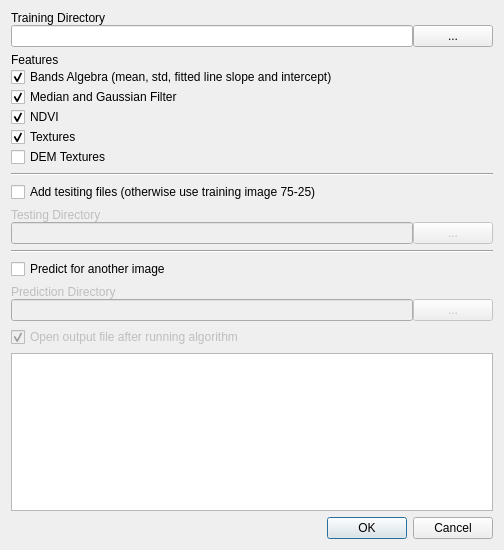
Above: Lumberjack_dialog_base.ui from carobrus/lumberjack_qgis_plugin before the change. Below: the same form after it.
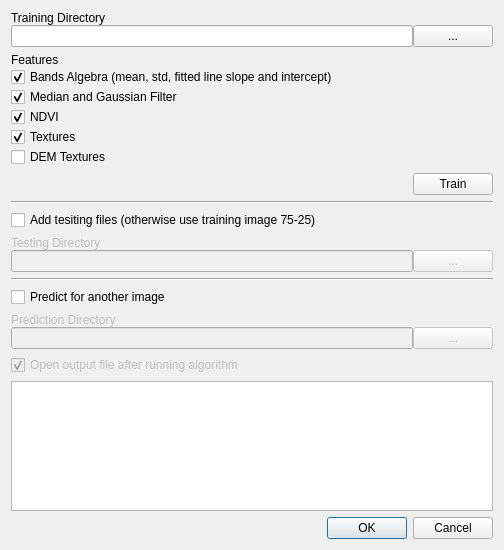
That is the form after the change.

The edit to the form file:
```diff
--- a/Lumberjack_dialog_base.ui
+++ b/Lumberjack_dialog_base.ui
@@ -26,7 +26,46 @@
    <string>Lumberjack</string>
   </property>
   <layout class="QGridLayout" name="gridLayout">
-   <item row="24" column="0">
+   <item row="0" column="0">
+    <layout class="QVBoxLayout" name="verticalLayout_training_directory">
+     <property name="spacing">
+      <number>0</number>
+     </property>
+     <item>
+      <widget class="QLabel" name="label_trainingDirectory">
+       <property name="text">
+        <string>Training Directory</string>
+       </property>
+      </widget>
+     </item>
+     <item>
+      <layout class="QHBoxLayout" name="horizontalLayout_2">
+       <item>
+        <widget class="QLineEdit" name="lineEdit_trainingDirectory">
+         <property name="text">
+          <string/>
+         </property>
+        </widget>
+       </item>
+       <item>
+        <widget class="QPushButton" name="pushButton_trainingDirectory">
+         <property name="text">
+          <string>...</string>
+         </property>
+        </widget>
+       </item>
+      </layout>
+     </item>
+    </layout>
+   </item>
+   <item row="4" column="0">
+    <widget class="Line" name="line">
+     <property name="orientation">
+      <enum>Qt::Horizontal</enum>
+     </property>
+    </widget>
+   </item>
+   <item row="26" column="0">
     <widget class="QPlainTextEdit" name="plainTextEdit">
      <property name="font">
       <font>
@@ -38,14 +77,7 @@
      </property>
     </widget>
    </item>
-   <item row="2" column="0">
-    <widget class="Line" name="line">
-     <property name="orientation">
-      <enum>Qt::Horizontal</enum>
-     </property>
-    </widget>
-   </item>
-   <item row="14" column="0">
+   <item row="16" column="0">
     <layout class="QVBoxLayout" name="verticalLayout_img_predict">
      <property name="spacing">
       <number>0</number>
@@ -156,39 +188,7 @@
      </item>
     </layout>
    </item>
-   <item row="0" column="0">
-    <layout class="QVBoxLayout" name="verticalLayout_training_directory">
-     <property name="spacing">
-      <number>0</number>
-     </property>
-     <item>
-      <widget class="QLabel" name="label_trainingDirectory">
-       <property name="text">
-        <string>Training Directory</string>
-       </property>
-      </widget>
-     </item>
-     <item>
-      <layout class="QHBoxLayout" name="horizontalLayout_2">
-       <item>
-        <widget class="QLineEdit" name="lineEdit_trainingDirectory">
-         <property name="text">
-          <string/>
-         </property>
-        </widget>
-       </item>
-       <item>
-        <widget class="QPushButton" name="pushButton_trainingDirectory">
-         <property name="text">
-          <string>...</string>
-         </property>
-        </widget>
-       </item>
-      </layout>
-     </item>
-    </layout>
-   </item>
-   <item row="5" column="0">
+   <item row="7" column="0">
     <layout class="QVBoxLayout" name="verticalLayout_img_testing">
      <property name="spacing">
       <number>0</number>
@@ -226,40 +226,6 @@
      </item>
     </layout>
    </item>
-   <item row="10" column="0">
-    <widget class="Line" name="line_2">
-     <property name="orientation">
-      <enum>Qt::Horizontal</enum>
-     </property>
-    </widget>
-   </item>
-   <item row="21" column="0">
-    <layout class="QVBoxLayout" name="verticalLayout_output_file">
-     <property name="spacing">
-      <number>0</number>
-     </property>
-     <item>
-      <widget class="QCheckBox" name="checkBox_addFile">
-       <property name="enabled">
-        <bool>false</bool>
-       </property>
-       <property name="text">
-        <string>Open output file after running algorithm</string>
-       </property>
-       <property name="checked">
-        <bool>true</bool>
-       </property>
-      </widget>
-     </item>
-    </layout>
-   </item>
-   <item row="11" column="0">
-    <widget class="QCheckBox" name="checkBox_prediction">
-     <property name="text">
-      <string>Predict for another image</string>
-     </property>
-    </widget>
-   </item>
    <item row="30" column="0">
     <layout class="QVBoxLayout" name="verticalLayout">
      <item>
@@ -274,7 +240,14 @@
      </item>
     </layout>
    </item>
-   <item row="3" column="0">
+   <item row="12" column="0">
+    <widget class="Line" name="line_2">
+     <property name="orientation">
+      <enum>Qt::Horizontal</enum>
+     </property>
+    </widget>
+   </item>
+   <item row="5" column="0">
     <layout class="QVBoxLayout" name="verticalLayout_testing_vector">
      <property name="spacing">
       <number>0</number>
@@ -291,6 +264,57 @@
      </item>
     </layout>
    </item>
+   <item row="13" column="0">
+    <widget class="QCheckBox" name="checkBox_prediction">
+     <property name="text">
+      <string>Predict for another image</string>
+     </property>
+    </widget>
+   </item>
+   <item row="23" column="0">
+    <layout class="QVBoxLayout" name="verticalLayout_output_file">
+     <property name="spacing">
+      <number>0</number>
+     </property>
+     <item>
+      <widget class="QCheckBox" name="checkBox_addFile">
+       <property name="enabled">
+        <bool>false</bool>
+       </property>
+       <property name="text">
+        <string>Open output file after running algorithm</string>
+       </property>
+       <property name="checked">
+        <bool>true</bool>
+       </property>
+      </widget>
+     </item>
+    </layout>
+   </item>
+   <item row="2" column="0">
+    <layout class="QHBoxLayout" name="horizontalLayout_3">
+     <item>
+      <spacer name="horizontalSpacer">
+       <property name="orientation">
+        <enum>Qt::Horizontal</enum>
+       </property>
+       <property name="sizeHint" stdset="0">
+        <size>
+         <width>40</width>
+         <height>20</height>
+        </size>
+       </property>
+      </spacer>
+     </item>
+     <item>
+      <widget class="QPushButton" name="pushButton_training">
+       <property name="text">
+        <string>Train</string>
+       </property>
+      </widget>
+     </item>
+    </layout>
+   </item>
   </layout>
  </widget>
  <resources/>
```
Left out of the diff: 17 changed lines with no effect on the pictures.
